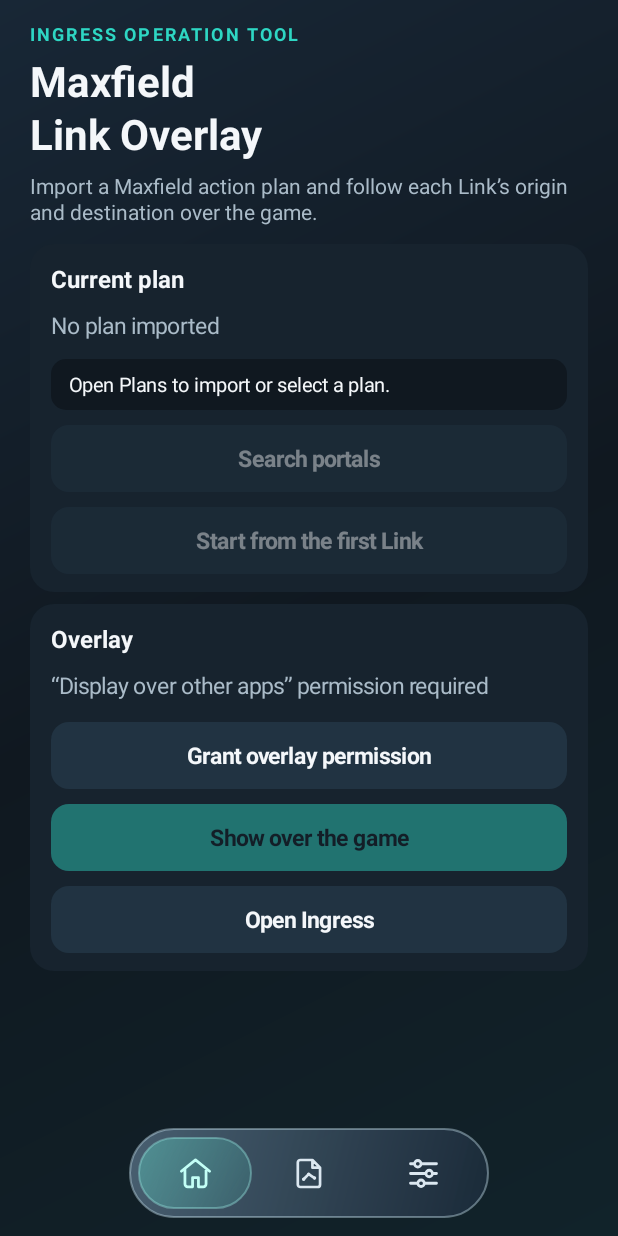
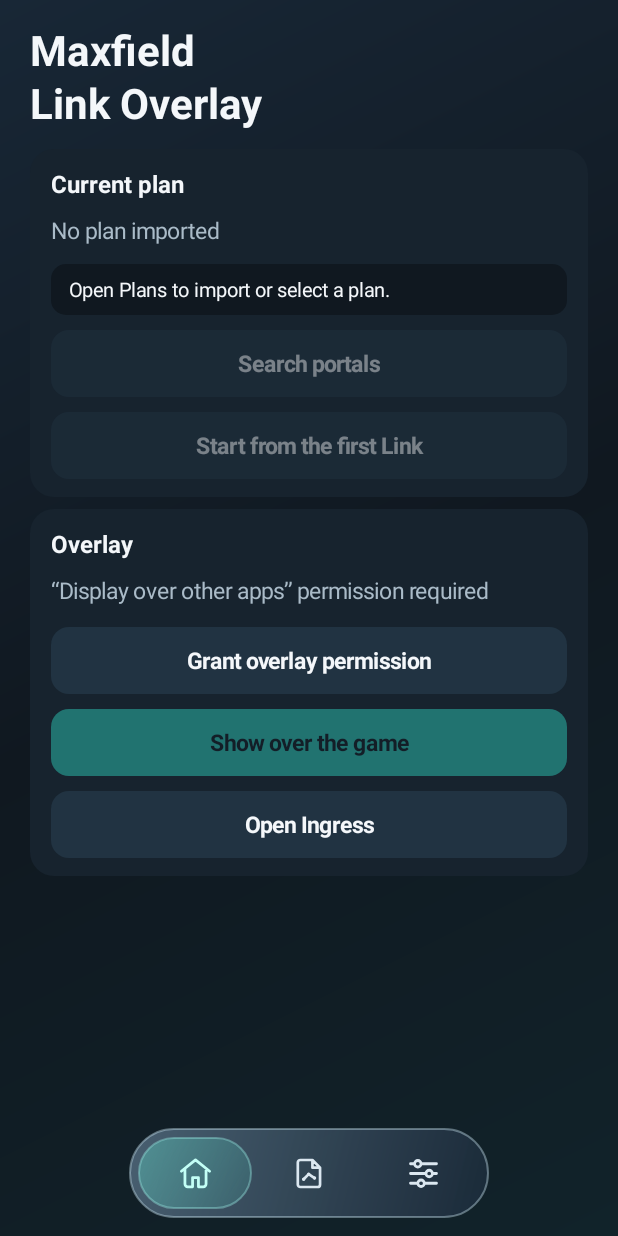
Before and after one commit to XClear0/Maxfield-Link-Overlay, an Android app: the screen it shows after launch (MainActivity), on a phone screen of 412 x 824 dp. Run offline under Robolectric (Android 15) with nearby library versions, the phone set to English and light mode, and no system bars.

Commit message:
Release Maxfield Link Overlay v1.3.1
Remove the home screen tagline and introductory text in both languages.

```diff
--- a/app/build.gradle
+++ b/app/build.gradle
@@ -32,8 +32,8 @@ android {
         applicationId 'io.github.xclear0.maxfieldoverlay'
         minSdk 26
         targetSdk 36
-        versionCode 7
-        versionName '1.3.0'
+        versionCode 8
+        versionName '1.3.1'
 
         testInstrumentationRunner 'android.test.InstrumentationTestRunner'
     }
--- a/app/src/main/java/io/github/xclear0/maxfieldoverlay/MainActivity.java
+++ b/app/src/main/java/io/github/xclear0/maxfieldoverlay/MainActivity.java
@@ -238,26 +238,7 @@ public final class MainActivity extends Activity {
 
     private LinearLayout buildHome() {
         LinearLayout root = page();
-
-        TextView eyebrow = Ui.text(this, getString(R.string.main_eyebrow), 12, Ui.ACCENT);
-        eyebrow.setTypeface(Typeface.DEFAULT, Typeface.BOLD);
-        eyebrow.setLetterSpacing(0.12f);
-        root.addView(eyebrow);
-
-        TextView title = Ui.text(this, getString(R.string.main_title), 28, Ui.PRIMARY);
-        title.setTypeface(Typeface.DEFAULT, Typeface.BOLD);
-        LinearLayout.LayoutParams titleParams = fullWidth();
-        titleParams.topMargin = Ui.dp(this, 4);
-        root.addView(title, titleParams);
-
-        TextView description = Ui.text(
-                this,
-                getString(R.string.main_description),
-                14,
-                Ui.SECONDARY);
-        LinearLayout.LayoutParams descriptionParams = fullWidth();
-        descriptionParams.topMargin = Ui.dp(this, 6);
-        root.addView(description, descriptionParams);
+        addPageTitle(root, R.string.main_title);
 
         LinearLayout planCard = card();
         LinearLayout.LayoutParams planCardParams = fullWidth();
@@ -563,6 +544,7 @@ public final class MainActivity extends Activity {
 
     private void showChangelog() {
         LinearLayout content = page();
+        addChangelogEntry(content, "v1.3.1", R.string.changelog_v1_3_1);
         addChangelogEntry(content, "v1.3.0", R.string.changelog_v1_3_0);
         addChangelogEntry(content, "v1.2.3", R.string.changelog_v1_2_3);
         addChangelogEntry(content, "v1.2.2", R.string.changelog_v1_2_2);
--- a/app/src/main/res/values/changelog.xml
+++ b/app/src/main/res/values/changelog.xml
@@ -1,5 +1,6 @@
 <resources>
     <string name="changelog_title">Changelog</string>
+    <string name="changelog_v1_3_1">• Simplified the home screen by removing the tagline and introductory text.</string>
     <string name="changelog_v1_3_0">• Swipe left on a saved plan to rename or delete it.\n• Search from the overlay with the current destination filled in, or clear a search with one tap.\n• Show matching Links in a temporary overlay without changing saved plan progress.\n• Count the Keys needed for each plan and the Keys still needed for the current origin.\n• Minimize to the nearer edge, and move or resize the overlay preview with the option to restore defaults.\n• Read this changelog offline from About.</string>
     <string name="changelog_v1_2_3">• Keep separate Link progress for multiple plans.\n• Find Portals by name and view their matching Links.\n• Added the icon dock, language settings, and About. Launch Ingress from Home.</string>
     <string name="changelog_v1_2_2">• Added English translations alongside Simplified Chinese.</string>
--- a/app/src/main/res/values/strings.xml
+++ b/app/src/main/res/values/strings.xml
@@ -6,9 +6,7 @@
     <string name="notification_stop">Close overlay</string>
     <string name="notification_loading">Loading plan…</string>
 
-    <string name="main_eyebrow">INGRESS OPERATION TOOL</string>
     <string name="main_title">Maxfield\nLink Overlay</string>
-    <string name="main_description">Import a Maxfield action plan and follow each Link’s origin and destination over the game.</string>
     <string name="language_title">Language</string>
     <string name="language_system">Follow system</string>
     <string name="language_english" translatable="false">English</string>
```
Also changed, not shown: 2 other files.
